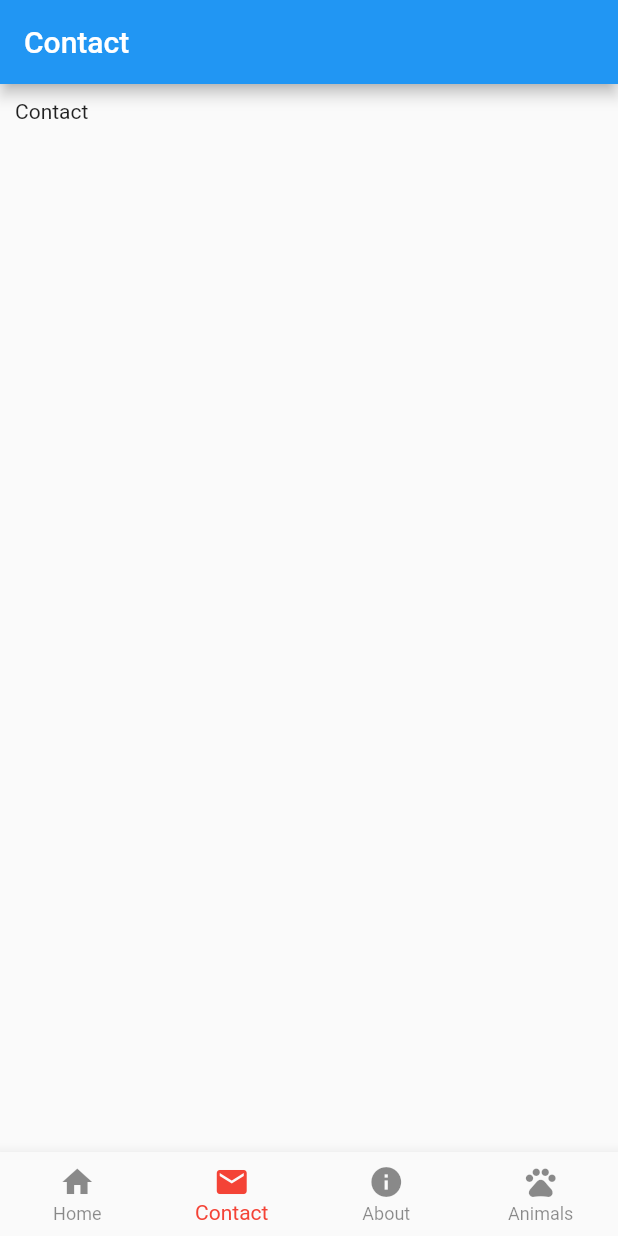
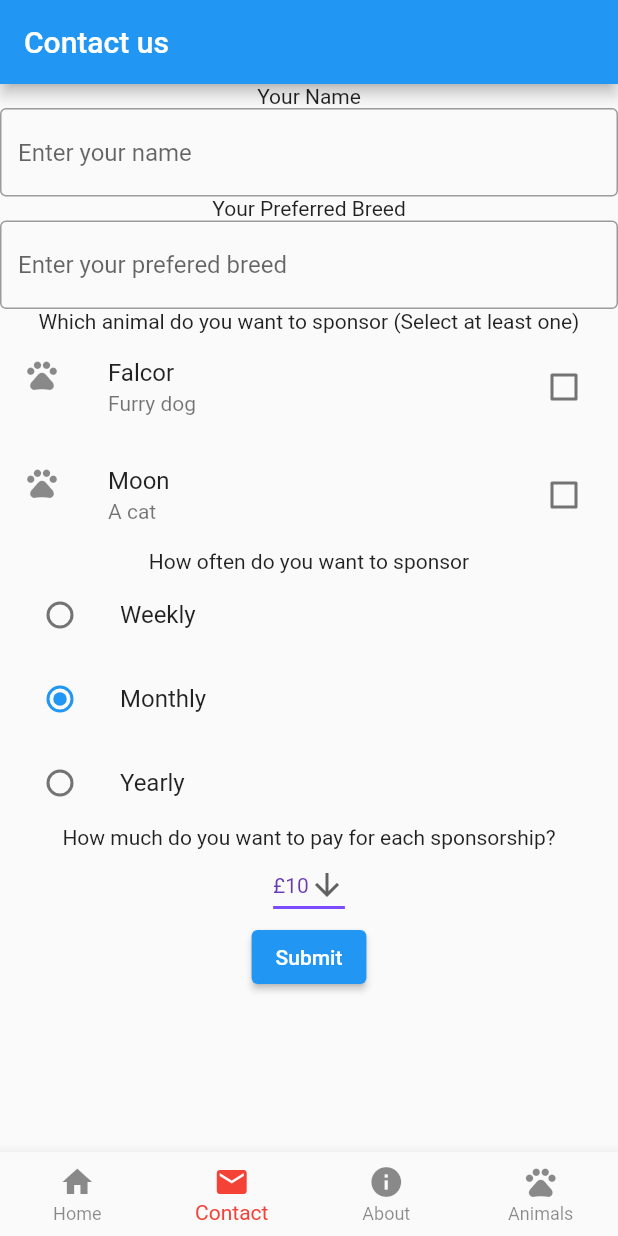
Before and after one commit to zorojurio/flutter_assignment, a Flutter app: the screen it shows after launch, item 2 of the bottom bar chosen, on a phone screen of 412 x 824 dp. Run offline on Flutter 3.47's test engine with Material 2 defaults, Android fonts, the phone set to English and light mode, and no system bars.

Commit message:
adding a contact page

```diff
--- a/lib/pages/ContactPage.dart
+++ b/lib/pages/ContactPage.dart
@@ -1,29 +1,189 @@
 import 'package:flutter/material.dart';
 
 
-class ContactPage extends StatefulWidget {
- const ContactPage({Key? key}) : super(key: key);
+class ContactPage extends StatelessWidget {
  static Route<dynamic> route() => MaterialPageRoute(
   builder: (context) => ContactPage(),
  );
-
- @override
- State<ContactPage> createState() => _ContactPageState();
-}
-
-class _ContactPageState extends State<ContactPage> {
  @override
  Widget build(BuildContext context) {
   return Scaffold(
-   appBar: AppBar(
-    title: Text('Contact'),
-   ),
-   body: Container(
-    margin: const EdgeInsets.all(10.0),
-    child: Column(
-     mainAxisAlignment: MainAxisAlignment.start,
-     crossAxisAlignment: CrossAxisAlignment.start,
-     children: <Widget>[Text("Contact")],
+      appBar: AppBar(
+       title: Text("Contact us"),
+      ),
+      body: MyCustomForm()
+  );
+ }
+}
+class MyCustomForm extends StatefulWidget {
+ @override
+ MyCustomFormState createState() {
+  return MyCustomFormState();
+ }
+}
+// Create a corresponding State class.
+// This class holds data related to the form.
+class MyCustomFormState extends State<MyCustomForm> {
+// Create a global key that uniquely identifies the Form widget
+// and allows validation of the form.
+//
+// Note: This is a GlobalKey<FormState>,
+// not a GlobalKey<MyCustomFormState>.
+ final _formKey = GlobalKey<FormState>();
+ bool valuefirst = false;
+ bool valuesecond = false;
+ String sponsorTimes = "Monthly";
+ String amount = '£10';
+ @override
+ Widget build(BuildContext context) {
+// Build a Form widget using the _formKey created above.
+  return Scaffold(
+   body: SingleChildScrollView(
+    child: ConstrainedBox(
+     constraints: BoxConstraints(
+      minWidth: MediaQuery
+          .of(context)
+          .size
+          .width,
+      minHeight: MediaQuery
+          .of(context)
+          .size
+          .height,
+     ),
+     child: Form(
+      key: _formKey,
+      child: Column(
+       children: <Widget>[
+        const Text("Your Name"),
+        TextFormField(
+         decoration: InputDecoration(
+             border: OutlineInputBorder(),
+             hintText: 'Enter your name'),
+// The validator receives the text that the user has entered.
+         validator: (value) {
+          if (value == null || value.isEmpty) {
+           return 'Please enter some text';
+          }
+          return null;
+         },
+        ),
+        const Text("Your Preferred Breed"),
+        TextFormField(
+         decoration: const InputDecoration(
+             border: OutlineInputBorder(),
+             hintText: 'Enter your prefered breed'),
+// The validator receives the text that the user has entered.
+         validator: (value) {
+          if (value == null || value.isEmpty) {
+           return 'Please enter some text';
+          }
+          return null;
+         },
+        ),
+        const Text(
+            'Which animal do you want to sponsor (Select at least one)'),
+        CheckboxListTile(
+         secondary: const Icon(Icons.pets),
+         title: const Text('Falcor'),
+         subtitle: Text('Furry dog'),
+         value: this.valuefirst,
+         onChanged: (bool? value) {
+          setState(() {
+           this.valuefirst = value!;
+          });
+         },
+        ),
+        CheckboxListTile(
+         controlAffinity: ListTileControlAffinity.trailing,
+         secondary: const Icon(Icons.pets),
+         title: const Text('Moon'),
+         subtitle: Text('A cat'),
+         value: this.valuesecond,
+         onChanged: (bool? value) {
+          setState(() {
+           this.valuesecond = value!;
+          });
+         },
+        ),
+        Text('How often do you want to sponsor'),
+        ListTile(
+         title: const Text('Weekly'),
+         leading: Radio(
+          value: "Weekly",
+          groupValue: sponsorTimes,
+          onChanged: (String? value) {
+           setState(() {
+            sponsorTimes = value!;
+            print(sponsorTimes);
+           });
+          },
+         ),
+        ),
+        ListTile(
+         title: const Text('Monthly'),
+         leading: Radio(
+          value: "Monthly",
+          groupValue: sponsorTimes,
+          onChanged: (String? value) {
+           setState(() {
+            sponsorTimes = value!;
+            print(sponsorTimes);
+           });
+          },
+         ),
+        ),
+        ListTile(
+         title: const Text('Yearly'),
+         leading: Radio(
+          value: "Yearly",
+          groupValue: sponsorTimes,
+          onChanged: (String? value) {
+           setState(() {
+            sponsorTimes = value!;
+            print(sponsorTimes);
+           });
+          },
+         ),
+        ),
+        const Text('How much do you want to pay for each sponsorship?'),
+        DropdownButton<String>(
+         value: amount,
+         icon: const Icon(Icons.arrow_downward),
+         iconSize: 24,
+         elevation: 16,
+         style: const TextStyle(color: Colors.deepPurple),
+         underline: Container(
+          height: 2,
+          color: Colors.deepPurpleAccent,
+         ),
+         onChanged: (String? newValue) {
+          setState(() {
+           amount = newValue!;
+          });
+         },
+         items: <String>['£2', '£5', '£10', '£20']
+             .map<DropdownMenuItem<String>>((String value) {
+          return DropdownMenuItem<String>(
+           value: value,
+           child: Text(value),
+          );
+         }).toList(),),
+        ElevatedButton(
+         onPressed: () {
+// Validate returns true if the form is valid, or false otherwise.
+          if (_formKey.currentState!.validate()) {
+// If the form is valid, display a snackbar. In the real world,
+// you'd often call a server or save the information in a database.
+           ScaffoldMessenger.of(context)
+               .showSnackBar(SnackBar(content: Text(
+               'Processing Data')));
+          }
+         },
+         child: Text('Submit'),
+        ),
+       ],
+      ),
+     ),
     ),
    ),
   );
```
